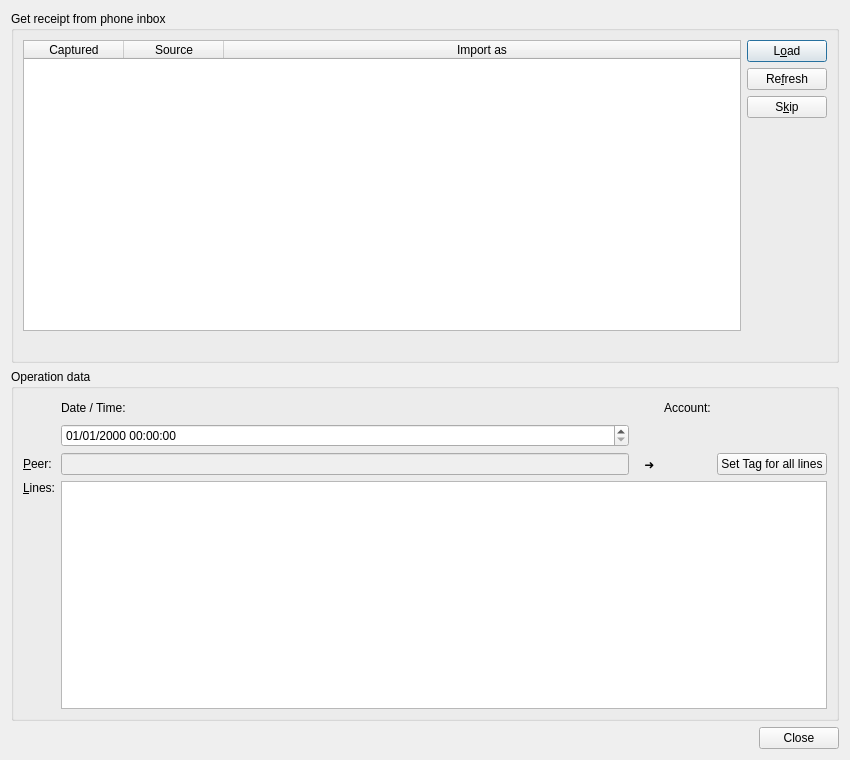
This is jal/ui/receipt_import_dlg.ui in titov-vv/jal as Qt 5 draws it before an edit. The edited form follows.
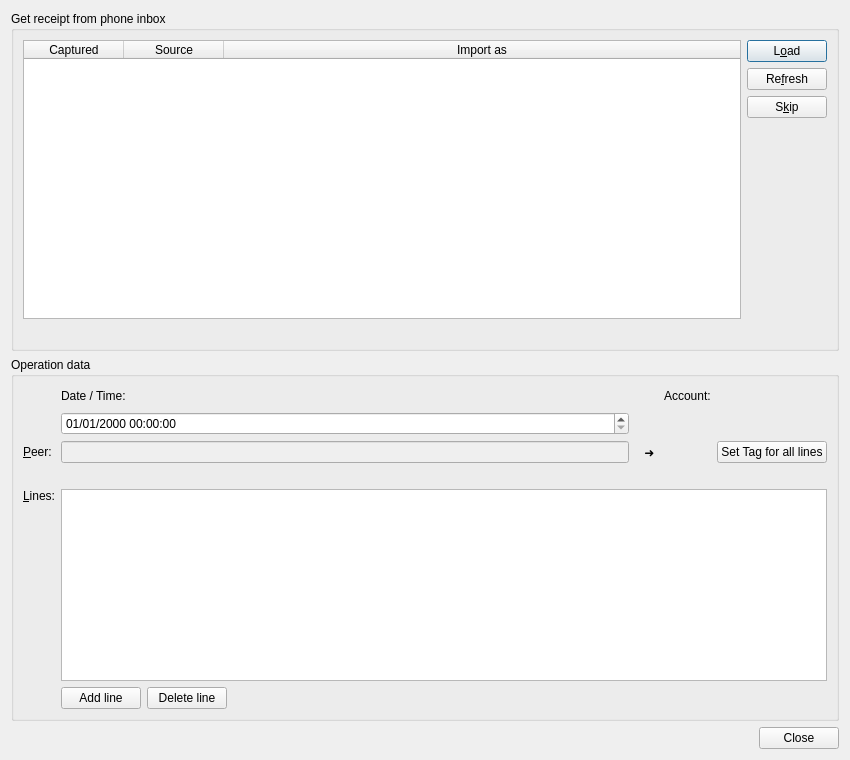
This is the edited form. Custom widgets are drawn as their Qt base class.

Commit message: Receipt import loads AMBER and RED scans line by line instead of one line of the total; RED needs a confirmation. The dialog shows a verdict banner, a total footer and a trust mark per line, and its lines can be edited, added and deleted.

```diff
--- a/jal/ui/receipt_import_dlg.ui
+++ b/jal/ui/receipt_import_dlg.ui
@@ -165,7 +165,59 @@
         </property>
        </widget>
       </item>
-      <item row="4" column="0">
+      <item row="4" column="1" colspan="5">
+       <widget class="QLabel" name="VerdictLbl">
+        <property name="text">
+         <string/>
+        </property>
+       </widget>
+      </item>
+      <item row="6" column="1" colspan="5">
+       <layout class="QHBoxLayout" name="LinesFooterLayout">
+        <item>
+         <widget class="QPushButton" name="AddLineBtn">
+          <property name="text">
+           <string>Add line</string>
+          </property>
+         </widget>
+        </item>
+        <item>
+         <widget class="QPushButton" name="DeleteLineBtn">
+          <property name="text">
+           <string>Delete line</string>
+          </property>
+         </widget>
+        </item>
+        <item>
+         <spacer name="linesFooterSpacer">
+          <property name="orientation">
+           <enum>Qt::Orientation::Horizontal</enum>
+          </property>
+          <property name="sizeHint" stdset="0">
+           <size>
+            <width>40</width>
+            <height>20</height>
+           </size>
+          </property>
+         </spacer>
+        </item>
+        <item>
+         <widget class="QLabel" name="TotalsLbl">
+          <property name="text">
+           <string/>
+          </property>
+         </widget>
+        </item>
+        <item>
+         <widget class="QLabel" name="DifferenceLbl">
+          <property name="text">
+           <string/>
+          </property>
+         </widget>
+        </item>
+       </layout>
+      </item>
+      <item row="5" column="0">
        <widget class="QLabel" name="LinesLbl">
         <property name="text">
          <string>&amp;Lines:</string>
@@ -188,7 +240,7 @@
       <item row="2" column="4">
        <widget class="ReferenceSelectorWidget" name="AccountEdit"/>
       </item>
-      <item row="4" column="1" colspan="5">
+      <item row="5" column="1" colspan="5">
        <widget class="QTableView" name="LinesTableView">
         <attribute name="verticalHeaderVisible">
          <bool>false</bool>
```
Left out of the diff: 2 changed lines with no effect on the pictures. The commit also changes 13 other files.
